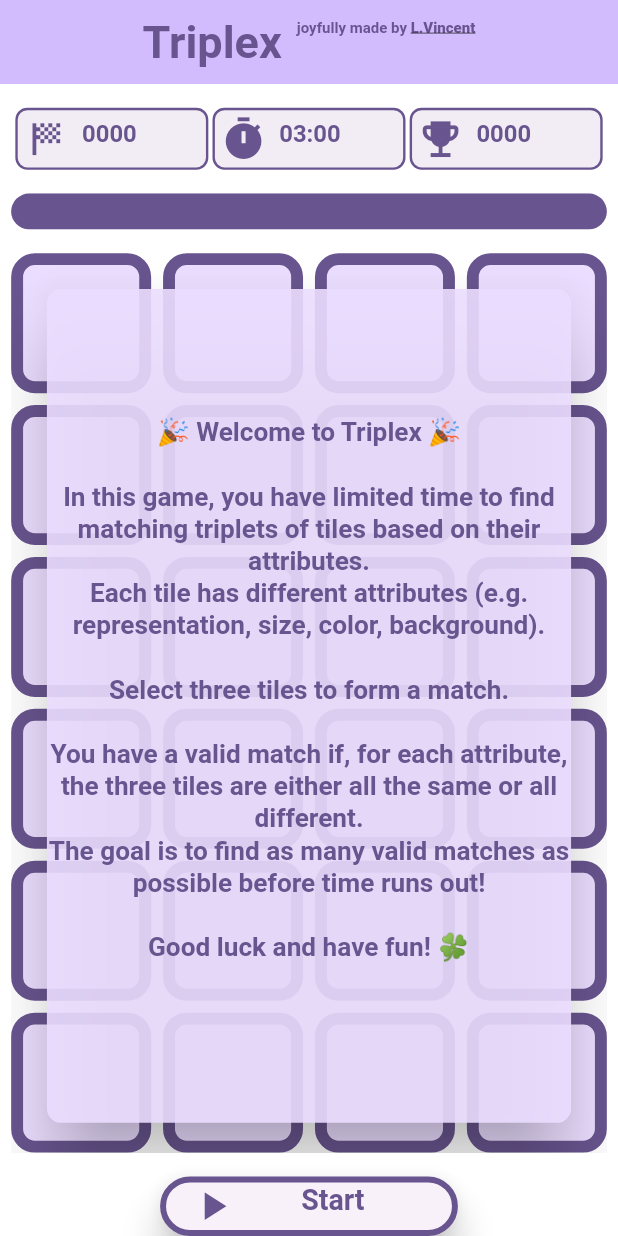
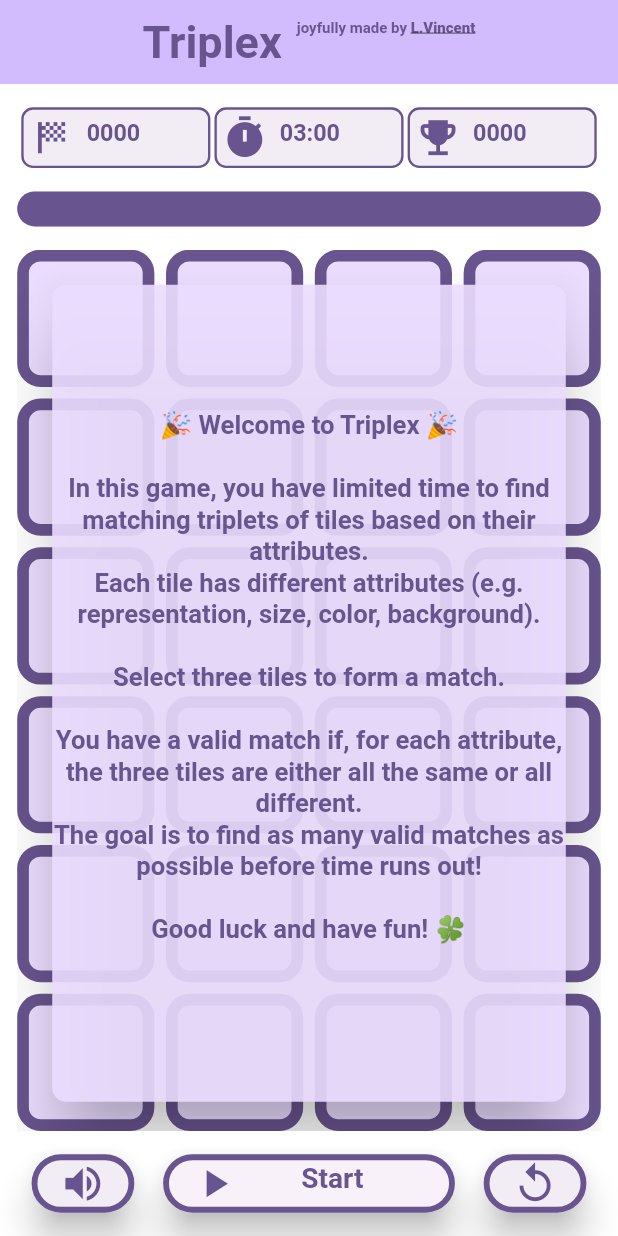
Before and after one commit to laurentxxc/flutter_triplex, a Flutter app: the screen it shows after launch, on a phone screen of 412 x 824 dp. Run offline on Flutter 3.47's test engine with Material 3 defaults, Android fonts, the light colour scheme and no system bars; our stand-ins replace audioplayers, google_fonts; Roboto replaces fonts that are missing (Revalia).

Commit message:
- volume on/off and restart button added - sound player added and various sound attached to the UI.

```diff
--- a/lib/homepage.dart
+++ b/lib/homepage.dart
@@ -12,6 +12,7 @@ import 'dart:math';
 
 import 'asset_model.dart';
 import 'tile_scheme.dart';
+import 'sound_player.dart';
 
 // custom widgets
 import 'widgets/button.dart';
@@ -19,6 +20,9 @@ import 'widgets/indicator.dart';
 import 'widgets/time_progress.dart';
 import 'widgets/message_board.dart';
 import 'widgets/game_title.dart';
+
+const bool debug =
+      String.fromEnvironment('DEBUG_ASSETS', defaultValue: 'false') == 'true';
 
 const String introMessage = '''
 🎉 Welcome to Triplex 🎉
@@ -58,7 +62,7 @@ Congratulation ! You make the best score this time.
 
 // Game constants
 /// Initial time (in seconds) given to player
-const int maxTime = 180;
+const int maxTime = (debug ? 30 : 180);
 
 /// Score penalty per tile in case of wrong match
 const int scorePenalty = -1;
@@ -146,6 +150,7 @@ class _MyHomePageState extends State<MyHomePage>
   double _timeProgress = 1.0;
   Timer? _gameTimer;
   bool _isGameCompletedWithBestScore = false;
+  bool _isVolumeOn = false;
 
   late AnimationController _tileScoringAnimationController;
   late Animation<double> _scaleAnimation;
@@ -183,6 +188,7 @@ class _MyHomePageState extends State<MyHomePage>
   }
 
   void _onGameButtonTap() {
+    if (_isVolumeOn) SoundPlayer.play(Sound.message);
     if (_gameState == GameState.notStarted ||
         _gameState == GameState.gameOver) {
       _startGame();
@@ -193,8 +199,18 @@ class _MyHomePageState extends State<MyHomePage>
     }
   }
 
+  void _onVolumeButtonTap(){
+    (_isVolumeOn ? _mute() : _unmute());
+  }
+
+  void _onRestartButton(){
+    if (_isVolumeOn) SoundPlayer.play(Sound.restart);
+    _startGame();
+  }
+
   // Game state changes
   void _updateTime(int seconds) {
+    if (_isVolumeOn & (seconds <6)) SoundPlayer.play(Sound.clock);
     setState(() {
       _timeLeft = seconds;
       _timeProgress = min(1.0, _timeLeft / maxTime);
@@ -202,6 +218,7 @@ class _MyHomePageState extends State<MyHomePage>
   }
 
   void _toggleTile(int index) {
+    if (_isVolumeOn) SoundPlayer.play(Sound.tile);
     setState(() {
       if (!_selectedTiles.contains(index)) {
         _selectedTiles.add(index);
@@ -257,12 +274,14 @@ class _MyHomePageState extends State<MyHomePage>
         _isGameCompletedWithBestScore = true;
       }
     });
+    if (_isVolumeOn) SoundPlayer.play(_isGameCompletedWithBestScore ? Sound.endingBest : Sound.ending);
   }
 
   void _updateBoardAndScore() {
     int matchingLevel = _gameAssets.getMatchingLevel(_selectedTiles);
     if (matchingLevel >= 0) {
       // correct match
+      if (_isVolumeOn) SoundPlayer.play(Sound.matchingOK);
       setState(() {
         _tileScore =
             (AssetsFactory.nbCriteriaPerAsset - matchingLevel) * scoreBonus;
@@ -284,6 +303,7 @@ class _MyHomePageState extends State<MyHomePage>
       });
     } else {
       // wrong match
+      if (_isVolumeOn) SoundPlayer.play(Sound.matchingKO);
       setState(() {
         _notMatchingTiles = List.from(_selectedTiles);
         _score += scorePenalty;
@@ -295,6 +315,21 @@ class _MyHomePageState extends State<MyHomePage>
       });
     }
   }
+
+  // volumes handling
+  void _mute() {
+    SoundPlayer.play(Sound.volume_off);
+    setState(() {
+      _isVolumeOn = false;
+    });
+  }
+  void _unmute() {
+    SoundPlayer.play(Sound.volume_on);
+    setState(() {
+      _isVolumeOn = true;
+    });
+  }
+
 
   // Heplers for building UI
   String _formatTime(int seconds) {
@@ -507,11 +542,22 @@ class _MyHomePageState extends State<MyHomePage>
                   ],
                 ),
                 SizedBox(height: 20), //empty space
-                TriplexButton(
-                  buttonSymbol: _gameState.buttonIcon,
-                  buttonText: _gameState.buttonText,
-                  onTap: () => _onGameButtonTap,
+                Row(
+                  mainAxisAlignment: MainAxisAlignment.spaceAround,
+                  children: [
+                    // Volume button
+                    CircleButton(buttonSymbol: (_isVolumeOn ? Icons.volume_off : Icons.volume_up), onTap: () => _onVolumeButtonTap),
+                    // Main button
+                    TriplexButton(
+                      buttonSymbol: _gameState.buttonIcon,
+                      buttonText: _gameState.buttonText,
+                      onTap: () => _onGameButtonTap,
+                    ),
+                    // Restart button
+                    CircleButton(buttonSymbol: Icons.replay, onTap: () => _onRestartButton),
+                  ],
                 ),
+                SizedBox(height: 20), //empty space
               ],
             ),
           ),
--- /dev/null
+++ b/lib/sound_player.dart
@@ -0,0 +1,44 @@
+// Copyright (c) 2026 Laurent Vincent. All rights reserved.
+//
+// Triplex - A Flutter-based matching game.
+// Licensed under the MIT License.
+// See LICENSE file in the project root for full license text.
+//
+// This file is part of Triplex, a puzzle game where players match tiles based on attributes.
+
+import 'package:audioplayers/audioplayers.dart';
+
+enum Sound{
+  tile(soundFileName: 'click.wav'),
+  clock(soundFileName: 'clock.wav'),
+  matchingOK(soundFileName: 'matching_good.wav'),
+  matchingKO(soundFileName: 'matching_wrong.wav'),
+  endingBest(soundFileName: 'ending1.wav'),
+  ending(soundFileName: 'ending2.wav'),
+  volume_off(soundFileName: 'volume_off.wav'),
+  volume_on(soundFileName: 'volume_on.wav'),
+  restart(soundFileName: 'restart.wav'),
+  message(soundFileName: 'message.wav');
+
+  const Sound({required this.soundFileName});
+  final String soundFileName;
+}
+
+class SoundPlayer {
+  static AudioPlayer player = AudioPlayer();
+  static AudioCache cache = AudioCache(prefix: 'sounds/');
+
+  static void init(){
+    final List<String> sounds = List.from(Sound.values.map((s) => s.soundFileName));
+    cache.loadAll(sounds);
+  }
+
+  static Future<void> play(Sound sound) async {
+    final AssetSource src = AssetSource('sounds/${sound.soundFileName}');
+    try {
+    await player.play(src);
+    } catch (e) {
+      print('Audio error: $e');
+    }
+  }
+}
--- a/lib/widgets/button.dart
+++ b/lib/widgets/button.dart
@@ -14,6 +14,7 @@ class TriplexButton extends StatelessWidget {
   final Function onTap;
 
   TriplexButton({
+    super.key,
     required this.buttonSymbol,
     required this.buttonText,
     required this.onTap,
@@ -56,3 +57,32 @@ class TriplexButton extends StatelessWidget {
     );
   }
 }
+
+class CircleButton extends StatelessWidget{
+  final IconData buttonSymbol;
+  final Function onTap;
+
+  CircleButton({
+    super.key,
+    required this.buttonSymbol,
+    required this.onTap
+    });
+
+  @override
+  Widget build(BuildContext context) {
+    final theme = Theme.of(context);
+
+    return SizedBox(
+      height:50,
+      child: ElevatedButton(
+        style: ElevatedButton.styleFrom(
+          backgroundColor: theme.colorScheme.surfaceContainer,
+          side: BorderSide(width: 5, color: theme.colorScheme.primary),
+          elevation: 10,
+        ),
+        onPressed: onTap(),
+        child: Icon(buttonSymbol,size:40, color:theme.colorScheme.primary),
+      ),
+    );
+  }
+}
```
